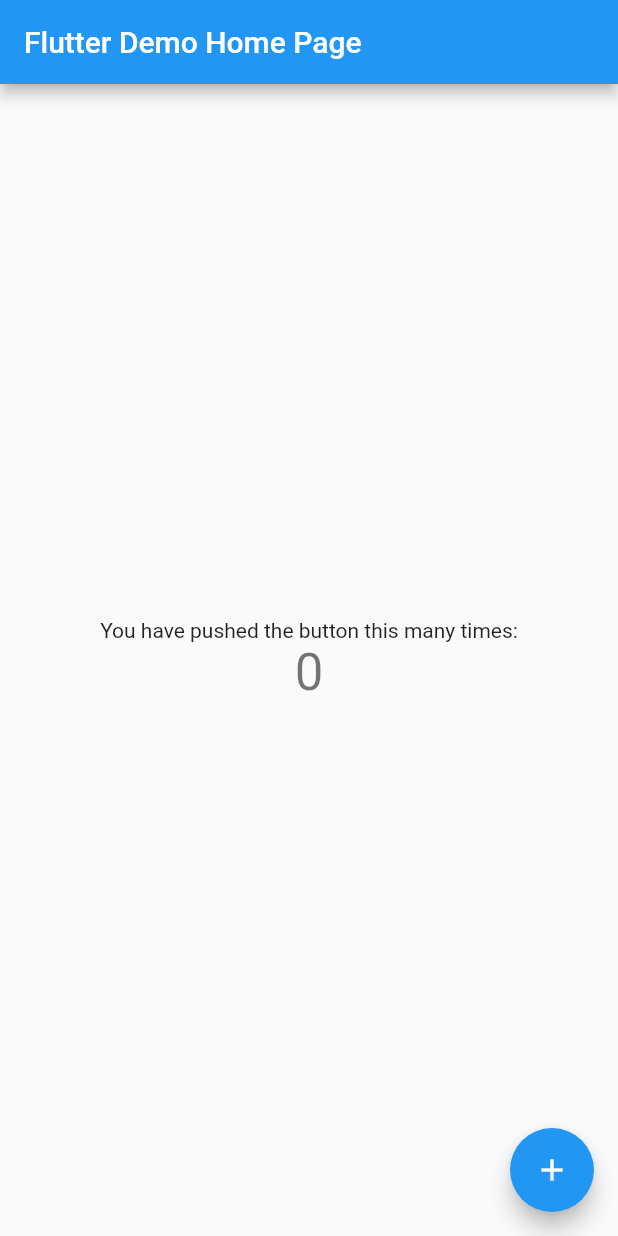
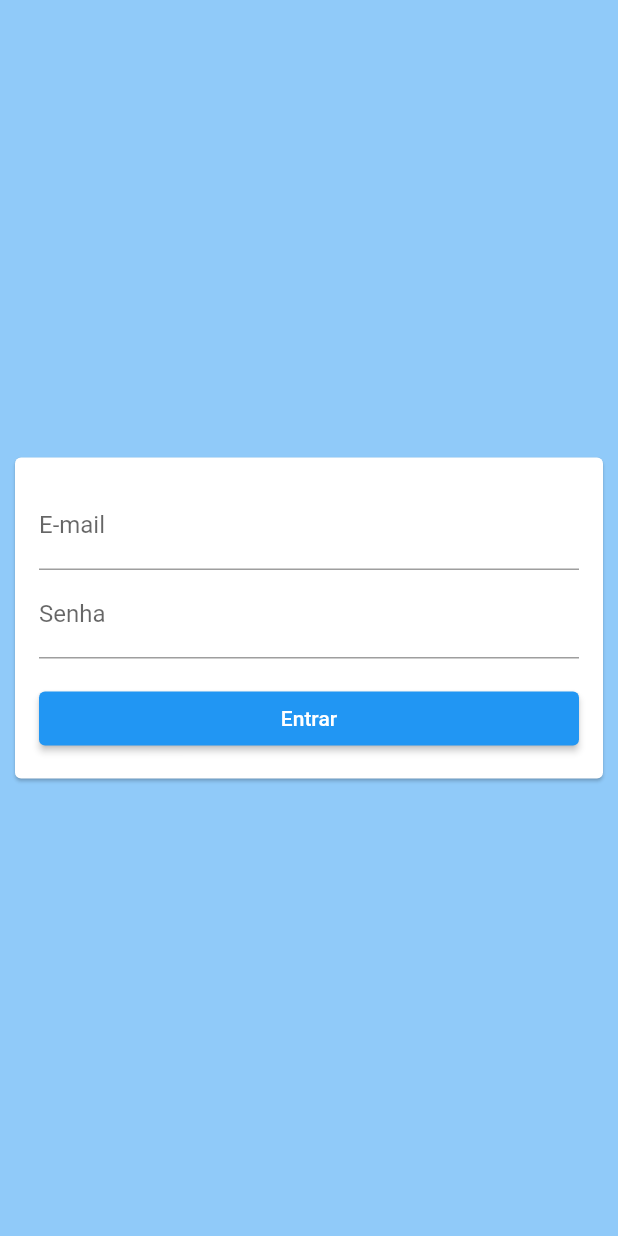
Before and after one commit to leandrofabianjr/controle-flutter, a Flutter app: the screen it shows after launch, on a phone screen of 412 x 824 dp. Run offline on Flutter 3.47's test engine with Material 2 defaults, Android fonts, the phone set to English and light mode, and no system bars; missing offline and left inert: http_interceptor.

Commit message:
Criando login do app

```diff
--- a/lib/main.dart
+++ b/lib/main.dart
@@ -1,3 +1,4 @@
+import 'package:controle_app/pages/login/login_widgets.dart';
 import 'package:flutter/material.dart';
 
 void main() {
@@ -11,103 +12,9 @@
     return MaterialApp(
       title: 'Flutter Demo',
       theme: ThemeData(
-        // This is the theme of your application.
-        //
-        // Try running your application with "flutter run". You'll see the
-        // application has a blue toolbar. Then, without quitting the app, try
-        // changing the primarySwatch below to Colors.green and then invoke
-        // "hot reload" (press "r" in the console where you ran "flutter run",
-        // or simply save your changes to "hot reload" in a Flutter IDE).
-        // Notice that the counter didn't reset back to zero; the application
-        // is not restarted.
         primarySwatch: Colors.blue,
       ),
-      home: MyHomePage(title: 'Flutter Demo Home Page'),
+      home: LoginPage(),
     );
   }
 }
-
-class MyHomePage extends StatefulWidget {
-  MyHomePage({Key? key, required this.title}) : super(key: key);
-
-  // This widget is the home page of your application. It is stateful, meaning
-  // that it has a State object (defined below) that contains fields that affect
-  // how it looks.
-
-  // This class is the configuration for the state. It holds the values (in this
-  // case the title) provided by the parent (in this case the App widget) and
-  // used by the build method of the State. Fields in a Widget subclass are
-  // always marked "final".
-
-  final String title;
-
-  @override
-  _MyHomePageState createState() => _MyHomePageState();
-}
-
-class _MyHomePageState extends State<MyHomePage> {
-  int _counter = 0;
-
-  void _incrementCounter() {
-    setState(() {
-      // This call to setState tells the Flutter framework that something has
-      // changed in this State, which causes it to rerun the build method below
-      // so that the display can reflect the updated values. If we changed
-      // _counter without calling setState(), then the build method would not be
-      // called again, and so nothing would appear to happen.
-      _counter++;
-    });
-  }
-
-  @override
-  Widget build(BuildContext context) {
-    // This method is rerun every time setState is called, for instance as done
-    // by the _incrementCounter method above.
-    //
-    // The Flutter framework has been optimized to make rerunning build methods
-    // fast, so that you can just rebuild anything that needs updating rather
-    // than having to individually change instances of widgets.
-    return Scaffold(
-      appBar: AppBar(
-        // Here we take the value from the MyHomePage object that was created by
-        // the App.build method, and use it to set our appbar title.
-        title: Text(widget.title),
-      ),
-      body: Center(
-        // Center is a layout widget. It takes a single child and positions it
-        // in the middle of the parent.
-        child: Column(
-          // Column is also a layout widget. It takes a list of children and
-          // arranges them vertically. By default, it sizes itself to fit its
-          // children horizontally, and tries to be as tall as its parent.
-          //
-          // Invoke "debug painting" (press "p" in the console, choose the
-          // "Toggle Debug Paint" action from the Flutter Inspector in Android
-          // Studio, or the "Toggle Debug Paint" command in Visual Studio Code)
-          // to see the wireframe for each widget.
-          //
-          // Column has various properties to control how it sizes itself and
-          // how it positions its children. Here we use mainAxisAlignment to
-          // center the children vertically; the main axis here is the vertical
-          // axis because Columns are vertical (the cross axis would be
-          // horizontal).
-          mainAxisAlignment: MainAxisAlignment.center,
-          children: <Widget>[
-            Text(
-              'You have pushed the button this many times:',
-            ),
-            Text(
-              '$_counter',
-              style: Theme.of(context).textTheme.headline4,
-            ),
-          ],
-        ),
-      ),
-      floatingActionButton: FloatingActionButton(
-        onPressed: _incrementCounter,
-        tooltip: 'Increment',
-        child: Icon(Icons.add),
-      ), // This trailing comma makes auto-formatting nicer for build methods.
-    );
-  }
-}
--- /dev/null
+++ b/lib/pages/login/login_widgets.dart
@@ -0,0 +1,57 @@
+import 'package:flutter/material.dart';
+
+class LoginPage extends StatefulWidget {
+  const LoginPage({Key? key}) : super(key: key);
+
+  @override
+  _LoginPageState createState() => _LoginPageState();
+}
+
+class _LoginPageState extends State<LoginPage> {
+  String? email, password;
+
+  @override
+  Widget build(BuildContext context) {
+    final theme = Theme.of(context);
+
+    return Scaffold(
+      backgroundColor: Theme.of(context).backgroundColor,
+      body: Center(
+        child: Container(
+          constraints: BoxConstraints(maxWidth: 400),
+          child: Card(
+            child: Padding(
+              padding: EdgeInsets.all(16),
+              child: Column(
+                mainAxisSize: MainAxisSize.min,
+                children: [
+                  TextField(
+                    decoration: InputDecoration(labelText: 'E-mail'),
+                    onChanged: (val) => email = val,
+                    keyboardType: TextInputType.emailAddress,
+                  ),
+                  TextField(
+                    decoration: InputDecoration(labelText: 'Senha'),
+                    obscureText: true,
+                    onChanged: (val) => password = val,
+                  ),
+                  SizedBox(height: 16),
+                  Container(
+                    width: double.maxFinite,
+                    child: ElevatedButton(
+                      onPressed: () {
+                        print(email);
+                        print(password);
+                      },
+                      child: Text('Entrar'),
+                    ),
+                  )
+                ],
+              ),
+            ),
+          ),
+        ),
+      ),
+    );
+  }
+}
--- /dev/null
+++ b/lib/services/controle_api.dart
@@ -0,0 +1,5 @@
+import 'package:controle_app/models/user.dart';
+
+class ControleApi {
+  Future<User> login(String email, String password) async {}
+}
--- a/pubspec.yaml
+++ b/pubspec.yaml
@@ -23,6 +23,8 @@
 dependencies:
   flutter:
     sdk: flutter
+  http: ^0.13.3
+  http_interceptor: ^0.4.1
 
 
   # The following adds the Cupertino Icons font to your application.
```
Also changed, not shown: lib/config/http_client.dart (added, +42 -0 lines), lib/config/http_logging_interceptor.dart (added, +15 -0 lines), lib/models/user.dart (added, +9 -0 lines), lib/services/local_storage.dart (added), pubspec.lock.
